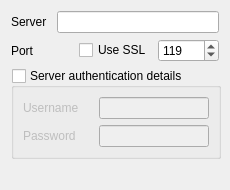
ChaosWars/knewz, file src/serversettings.ui: the form before one commit.
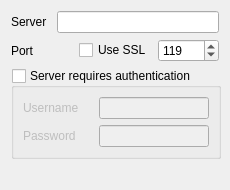
The form after the commit.

What changed in the file:
```diff
--- a/src/serversettings.ui
+++ b/src/serversettings.ui
@@ -122,7 +122,7 @@
       <string>Check this if the NNTP server requires authentication</string>
      </property>
      <property name="title" >
-      <string>Server authentication details</string>
+      <string>Server requires authentication</string>
      </property>
      <property name="checkable" >
       <bool>true</bool>
```
